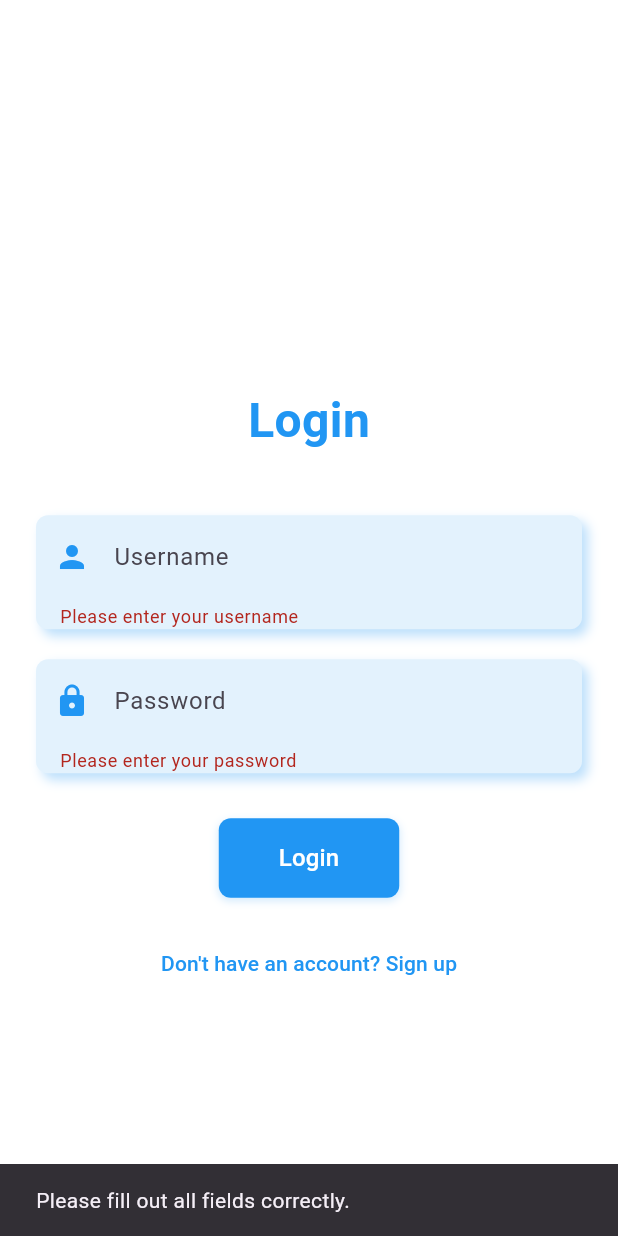
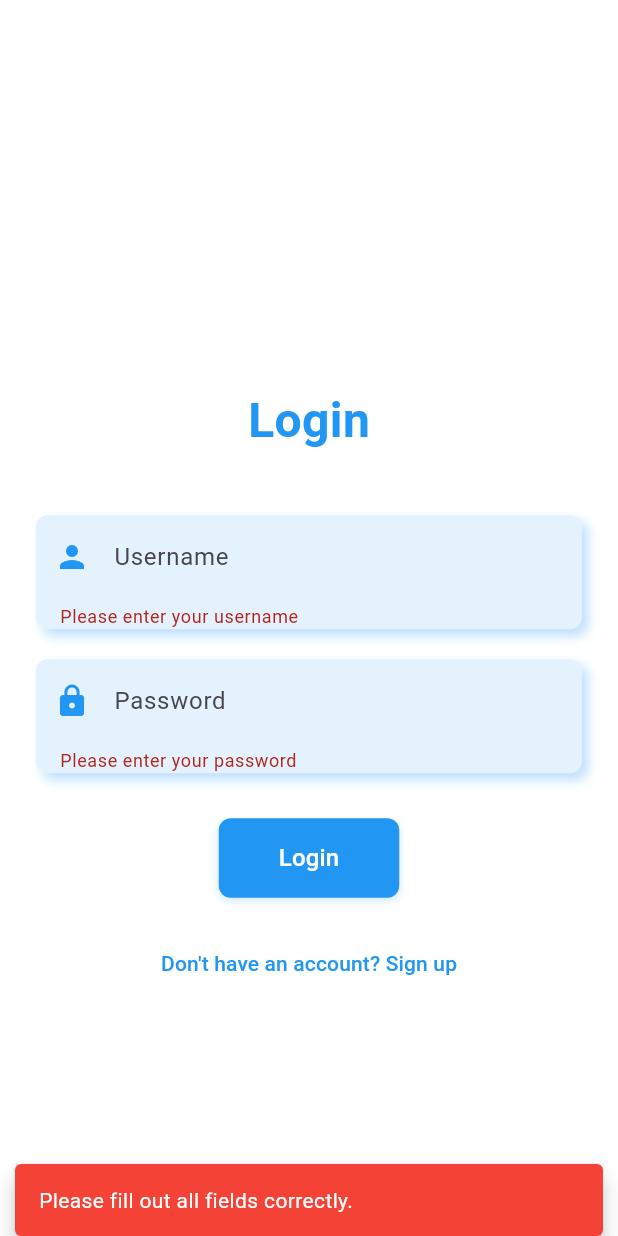
Before and after one commit to AlwaysMori/shop_, a Flutter app: the RegisterPage screen opened directly, after a tap on "Register", after a tap on "Already have an account? Login", after a tap on "Login", on a phone screen of 412 x 824 dp. Run offline on Flutter 3.47's test engine with Material 3 defaults, Android fonts, the phone set to English and light mode, and no system bars; our stand-ins replace flutter_secure_storage, shared_preferences; missing offline and left inert: encrypt; accounts and stored records are empty.

Commit message:
Refactor notification handling in login and registration pages to use NotificationHelper for consistent user feedback

```diff
--- a/lib/auth/login_page.dart
+++ b/lib/auth/login_page.dart
@@ -5,6 +5,7 @@ import '../home/cashier_page.dart';
 import 'register_page.dart';
 import '../components/custom_text_field.dart';
 import '../components/custom_button.dart';
+import '../components/notification_helper.dart';
 
 class LoginPage extends StatefulWidget {
   @override
@@ -32,8 +33,9 @@ class _LoginPageState extends State<LoginPage> {
           );
 
           if (role != null) {
-            ScaffoldMessenger.of(context).showSnackBar(
-              SnackBar(content: Text('Login successful!')),
+            NotificationHelper.showNotification(
+              context,
+              'Login successful!',
             );
 
             if (role == 'Manager') {
@@ -49,18 +51,24 @@ class _LoginPageState extends State<LoginPage> {
             }
           }
         } else {
-          ScaffoldMessenger.of(context).showSnackBar(
-            SnackBar(content: Text('Invalid username or password')),
+          NotificationHelper.showNotification(
+            context,
+            'Invalid username or password',
+            isError: true,
           );
         }
       } catch (e) {
-        ScaffoldMessenger.of(context).showSnackBar(
-          SnackBar(content: Text('Failed to login: $e')),
+        NotificationHelper.showNotification(
+          context,
+          'Failed to login: $e',
+          isError: true,
         );
       }
     } else {
-      ScaffoldMessenger.of(context).showSnackBar(
-        SnackBar(content: Text('Please fill out all fields correctly.')),
+      NotificationHelper.showNotification(
+        context,
+        'Please fill out all fields correctly.',
+        isError: true,
       );
     }
   }
--- a/lib/auth/register_page.dart
+++ b/lib/auth/register_page.dart
@@ -7,6 +7,7 @@ import '../components/custom_button.dart';
 import '../components/page_title.dart';
 import '../components/responsive_padding.dart';
 import '../components/custom_dropdown.dart';
+import '../components/notification_helper.dart';
 
 class RegisterPage extends StatefulWidget {
   @override
@@ -32,8 +33,10 @@ class _RegisterPageState extends State<RegisterPage> {
 
       // Periksa apakah username sudah ada
       if (await _isUsernameDuplicate(username)) {
-        ScaffoldMessenger.of(context).showSnackBar(
-          SnackBar(content: Text('Username already exists. Please choose another one.')),
+        NotificationHelper.showNotification(
+          context,
+          'Username already exists. Please choose another one.',
+          isError: true,
         );
         return;
       }
@@ -48,8 +51,9 @@ class _RegisterPageState extends State<RegisterPage> {
       try {
         await _employeeService.saveEmployee(newEmployee);
 
-        ScaffoldMessenger.of(context).showSnackBar(
-          SnackBar(content: Text('Employee registered successfully!')),
+        NotificationHelper.showNotification(
+          context,
+          'Employee registered successfully!',
         );
 
         _usernameController.clear();
@@ -64,13 +68,17 @@ class _RegisterPageState extends State<RegisterPage> {
           MaterialPageRoute(builder: (context) => LoginPage()),
         );
       } catch (e) {
-        ScaffoldMessenger.of(context).showSnackBar(
-          SnackBar(content: Text('Failed to register employee: $e')),
+        NotificationHelper.showNotification(
+          context,
+          'Failed to register employee: $e',
+          isError: true,
         );
       }
     } else {
-      ScaffoldMessenger.of(context).showSnackBar(
-        SnackBar(content: Text('Please fill out all fields correctly.')),
+      NotificationHelper.showNotification(
+        context,
+        'Please fill out all fields correctly.',
+        isError: true,
       );
     }
   }
--- /dev/null
+++ b/lib/components/notification_helper.dart
@@ -0,0 +1,25 @@
+import 'package:flutter/material.dart';
+
+class NotificationHelper {
+  static void showNotification(
+    BuildContext context,
+    String message, {
+    bool isError = false,
+  }) {
+    ScaffoldMessenger.of(context).showSnackBar(
+      SnackBar(
+        content: Text(
+          message,
+          style: TextStyle(color: Colors.white),
+        ),
+        backgroundColor: isError ? Colors.red : Colors.green,
+        behavior: SnackBarBehavior.floating,
+        margin: EdgeInsets.only(
+          top: MediaQuery.of(context).padding.top + 10, // Position at the top
+          left: 10,
+          right: 10,
+        ),
+      ),
+    );
+  }
+}
```
